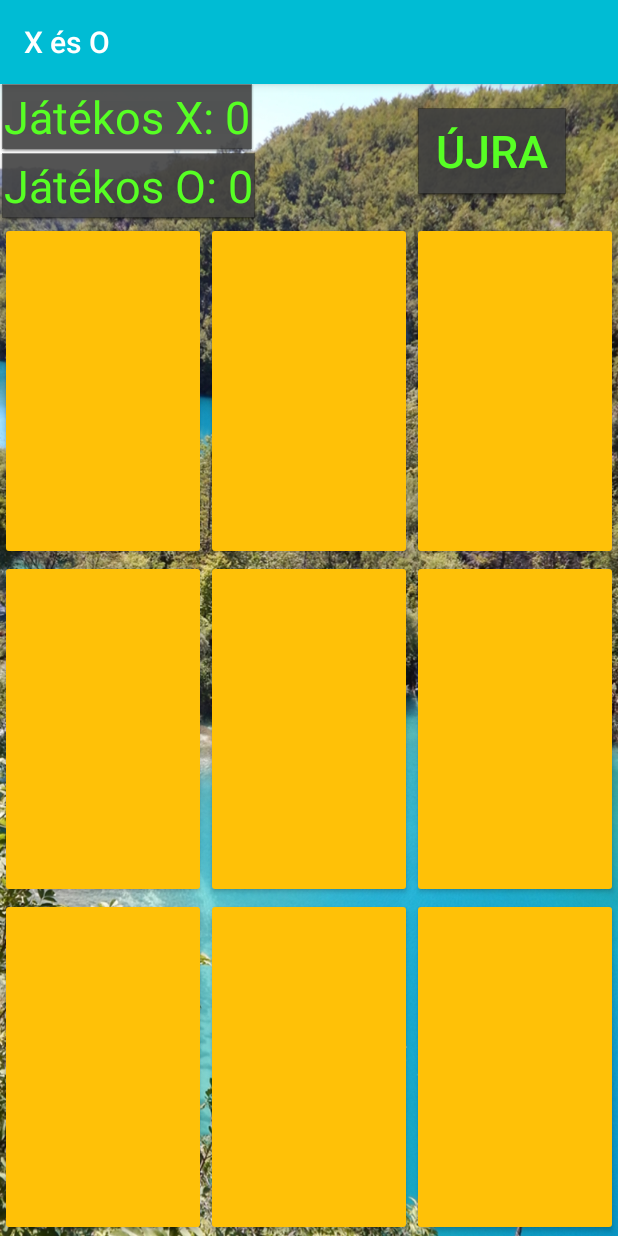
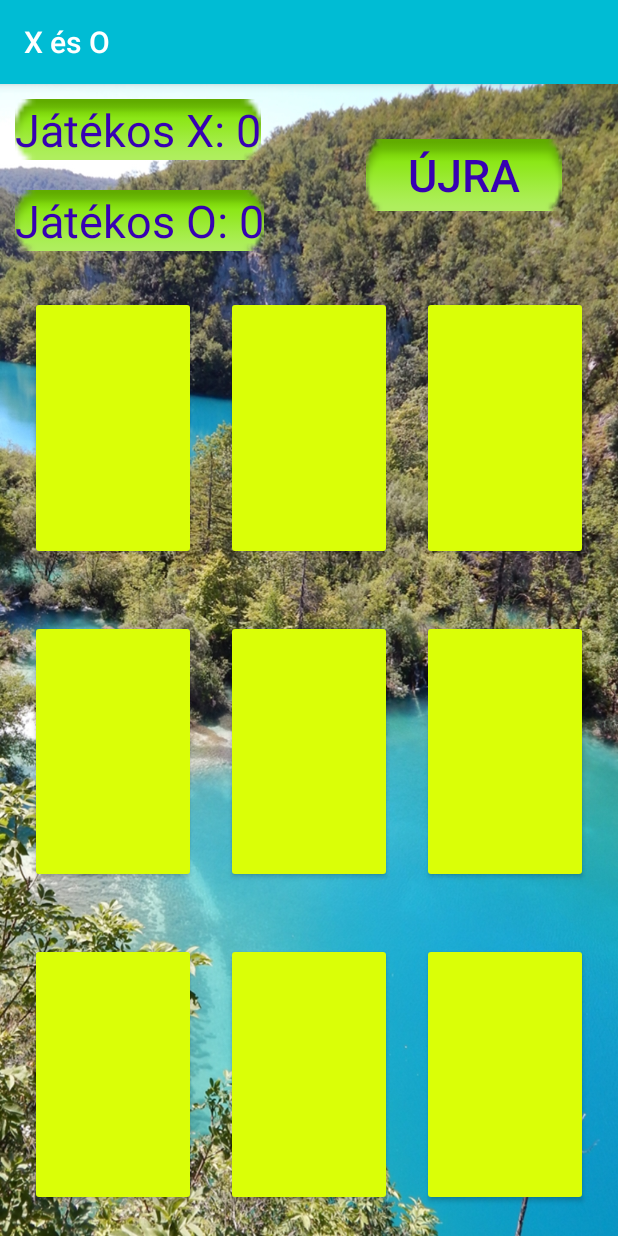
Before and after one commit to nattessz/Mytictactoe, an Android app: the screen it shows after launch (MainActivity), on a phone screen of 412 x 824 dp. Run offline under Robolectric (Android 15) with nearby library versions, the phone set to English and light mode, and no system bars; our stand-ins replace AdMob.

Commit message:
Hirdetés

```diff
--- a/app/build.gradle
+++ b/app/build.gradle
@@ -22,6 +22,7 @@ dependencies {
     implementation fileTree(dir: 'libs', include: ['*.jar'])
     implementation 'com.android.support:appcompat-v7:28.0.0'
     implementation 'com.android.support.constraint:constraint-layout:1.1.3'
+    implementation 'com.google.android.gms:play-services-ads:17.2.0'
     testImplementation 'junit:junit:4.12'
     androidTestImplementation 'com.android.support.test:runner:1.0.2'
     androidTestImplementation 'com.android.support.test.espresso:espresso-core:3.0.2'
--- a/app/src/main/AndroidManifest.xml
+++ b/app/src/main/AndroidManifest.xml
@@ -3,6 +3,8 @@
     package="com.example.mytictactoe">
 
     <uses-permission android:name="android.permission.VIBRATE"/>
+    <uses-permission android:name="android.permission.ACCESS_NETWORK_STATE"/>
+    <uses-permission android:name="android.permission.INTERNET"/>
 
     <application
         android:allowBackup="true"
@@ -11,6 +13,9 @@
         android:roundIcon="@mipmap/ic_launcher_round"
         android:supportsRtl="true"
         android:theme="@style/AppTheme">
+        <meta-data
+            android:name="com.google.android.gms.ads.APPLICATION_ID"
+            android:value="ca-app-pub-6516937270519450~8577438100"/>
         <activity android:name=".MainActivity">
             <intent-filter>
                 <action android:name="android.intent.action.MAIN" />
--- a/app/src/main/java/com/example/mytictactoe/MainActivity.java
+++ b/app/src/main/java/com/example/mytictactoe/MainActivity.java
@@ -15,9 +15,16 @@ import android.widget.Button;
 import android.widget.TextView;
 import android.widget.Toast;
 
+import com.google.android.gms.ads.AdRequest;
+import com.google.android.gms.ads.AdSize;
+import com.google.android.gms.ads.AdView;
+import com.google.android.gms.ads.MobileAds;
+
 public class MainActivity extends AppCompatActivity implements OnClickListener{
 
     private Button[][] buttons = new Button[3][3];
+
+    private AdView mAdView;
 
     private boolean player1Turn = true;
 
@@ -34,9 +41,16 @@ public class MainActivity extends AppCompatActivity implements OnClickListener{
     protected void onCreate(Bundle savedInstanceState) {
         super.onCreate(savedInstanceState);
         setContentView(R.layout.activity_main);
-
+        mAdView = findViewById(R.id.adView);
         textViewPlayer1 = findViewById(R.id.text_view_p1);
         textViewPlayer2 = findViewById(R.id.text_view_p2);
+        //Hirdetéshez:
+        MobileAds.initialize(this, "ca-app-pub-6516937270519450~8577438100");
+        AdView adView = new AdView(this);
+        adView.setAdSize(AdSize.BANNER);
+        adView.setAdUnitId("ca-app-pub-3940256099942544/6300978111");
+        AdRequest adRequest = new AdRequest.Builder().build();
+        mAdView.loadAd(adRequest);
 
         //Gombok beállítása, bejárjuk a tömbött
         for (int i = 0; i < 3; i++) {
--- a/app/src/main/res/layout/activity_main.xml
+++ b/app/src/main/res/layout/activity_main.xml
@@ -16,10 +16,11 @@
             android:id="@+id/text_view_p1"
             android:layout_width="wrap_content"
             android:layout_height="wrap_content"
-            android:background="@android:drawable/editbox_dropdown_dark_frame"
+            android:layout_margin="10sp"
+            android:background="@android:drawable/button_onoff_indicator_on"
             android:freezesText="true"
             android:text="@string/j_t_kos_1_0"
-            android:textColor="@color/ic_launcher_background"
+            android:textColor="@color/design_default_color_primary_dark"
             android:textSize="30sp" />
 
         <TextView
@@ -27,29 +28,40 @@
             android:layout_width="wrap_content"
             android:layout_height="wrap_content"
             android:layout_below="@id/text_view_p1"
-            android:background="@android:drawable/editbox_dropdown_dark_frame"
+            android:layout_margin="10sp"
+            android:background="@android:drawable/button_onoff_indicator_on"
             android:freezesText="true"
             android:text="@string/j_t_kos_2_0"
-            android:textColor="@color/ic_launcher_background"
+            android:textColor="@color/design_default_color_primary_dark"
             android:textSize="30sp" />
 
         <Button
             android:id="@+id/button_reset"
-            android:layout_width="101dp"
-            android:layout_height="60dp"
+            android:layout_width="140dp"
+            android:layout_height="wrap_content"
             android:layout_alignParentEnd="true"
+            android:layout_alignParentRight="true"
             android:layout_centerVertical="true"
-            android:layout_marginEnd="33dp"
-            android:background="@android:drawable/editbox_dropdown_dark_frame"
+            android:layout_marginStart="58dp"
+            android:layout_marginLeft="58dp"
+            android:layout_marginTop="10sp"
+            android:layout_marginEnd="37dp"
+            android:layout_marginRight="37dp"
+            android:layout_marginBottom="10sp"
+            android:layout_toEndOf="@+id/text_view_p2"
+            android:layout_toRightOf="@+id/text_view_p2"
+            android:background="@android:drawable/button_onoff_indicator_on"
             android:text="@string/ujra"
-            android:textColor="@color/ic_launcher_background"
+            android:textColor="@color/design_default_color_primary_dark"
+            android:textColorLink="@color/colorAccent"
             android:textSize="30sp" />
 
     </RelativeLayout>
 
     <LinearLayout
         android:layout_width="match_parent"
-        android:layout_height="0dp"
+        android:layout_height="1dp"
+        android:layout_margin="10sp"
         android:layout_weight="1">
 
         <Button
@@ -57,6 +69,7 @@
             style="@style/Widget.AppCompat.Button.Colored"
             android:layout_width="0dp"
             android:layout_height="match_parent"
+            android:layout_margin="10sp"
             android:layout_weight="1"
             android:freezesText="true"
             android:textSize="60sp" />
@@ -66,6 +79,7 @@
             style="@style/Widget.AppCompat.Button.Colored"
             android:layout_width="0dp"
             android:layout_height="match_parent"
+            android:layout_margin="10sp"
             android:layout_weight="1"
             android:freezesText="true"
             android:textSize="60sp" />
@@ -75,6 +89,7 @@
             style="@style/Widget.AppCompat.Button.Colored"
             android:layout_width="0dp"
             android:layout_height="match_parent"
+            android:layout_margin="10sp"
             android:layout_weight="1"
             android:freezesText="true"
             android:textSize="60sp" />
@@ -84,6 +99,7 @@
     <LinearLayout
         android:layout_width="match_parent"
         android:layout_height="0dp"
+        android:layout_margin="10sp"
         android:layout_weight="1">
 
         <Button
@@ -91,6 +107,7 @@
             style="@style/Widget.AppCompat.Button.Colored"
             android:layout_width="0dp"
             android:layout_height="match_parent"
+            android:layout_margin="10sp"
             android:layout_weight="1"
             android:freezesText="true"
             android:textSize="60sp" />
@@ -100,6 +117,7 @@
             style="@style/Widget.AppCompat.Button.Colored"
             android:layout_width="0dp"
             android:layout_height="match_parent"
+            android:layout_margin="10sp"
             android:layout_weight="1"
             android:freezesText="true"
             android:textSize="60sp" />
@@ -109,6 +127,7 @@
             style="@style/Widget.AppCompat.Button.Colored"
             android:layout_width="0dp"
             android:layout_height="match_parent"
+            android:layout_margin="10sp"
             android:layout_weight="1"
             android:freezesText="true"
             android:textSize="60sp" />
@@ -118,6 +137,7 @@
     <LinearLayout
         android:layout_width="match_parent"
         android:layout_height="0dp"
+        android:layout_margin="10sp"
         android:layout_weight="1">
 
         <Button
@@ -125,6 +145,7 @@
             style="@style/Widget.AppCompat.Button.Colored"
             android:layout_width="0dp"
             android:layout_height="match_parent"
+            android:layout_margin="10sp"
             android:layout_weight="1"
             android:freezesText="true"
             android:textSize="60sp" />
@@ -134,6 +155,7 @@
             style="@style/Widget.AppCompat.Button.Colored"
             android:layout_width="0dp"
             android:layout_height="match_parent"
+            android:layout_margin="10sp"
             android:layout_weight="1"
             android:freezesText="true"
             android:textSize="60sp" />
@@ -143,10 +165,20 @@
             style="@style/Widget.AppCompat.Button.Colored"
             android:layout_width="0dp"
             android:layout_height="match_parent"
+            android:layout_margin="10sp"
             android:layout_weight="1"
             android:freezesText="true"
             android:textSize="60sp" />
 
     </LinearLayout>
 
+    <com.google.android.gms.ads.AdView xmlns:ads="http://schemas.android.com/apk/res-auto"
+        android:id="@+id/adView"
+        android:layout_width="match_parent"
+        android:layout_height="wrap_content"
+        android:layout_alignParentBottom="true"
+        android:layout_centerHorizontal="true"
+        ads:adSize="BANNER"
+        ads:adUnitId="ca-app-pub-3940256099942544/6300978111"></com.google.android.gms.ads.AdView>
+
 </LinearLayout>
--- a/app/src/main/res/values/colors.xml
+++ b/app/src/main/res/values/colors.xml
@@ -2,5 +2,5 @@
 <resources>
     <color name="colorPrimary">#00BCD4</color>
     <color name="colorPrimaryDark">#3F51B5</color>
-    <color name="colorAccent">#FFC107</color>
+    <color name="colorAccent">#DAFF07</color>
 </resources>
```
